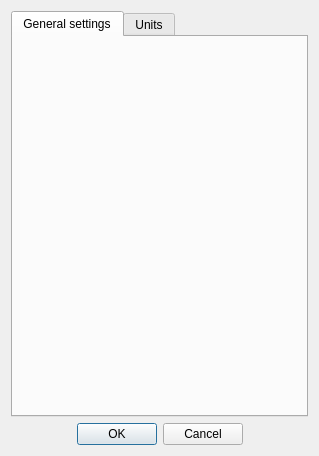
o-murphy/archer_ballistics_constructor, file ui_templates/app_settings.ui: the form before one commit.
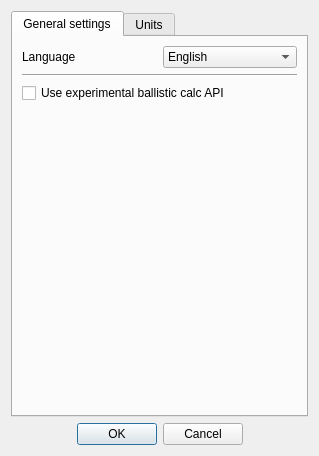
The form after the commit. The open tabs and pages were chosen to show the change. Icons and pictures are not drawn.

What changed in the file:
```diff
--- a/ui_templates/app_settings.ui
+++ b/ui_templates/app_settings.ui
@@ -42,6 +42,85 @@
       <attribute name="title">
        <string>General settings</string>
       </attribute>
+      <layout class="QGridLayout" name="gridLayout_3">
+       <item row="3" column="0" colspan="2">
+        <spacer name="verticalSpacer">
+         <property name="orientation">
+          <enum>Qt::Vertical</enum>
+         </property>
+         <property name="sizeHint" stdset="0">
+          <size>
+           <width>20</width>
+           <height>40</height>
+          </size>
+         </property>
+        </spacer>
+       </item>
+       <item row="0" column="1">
+        <widget class="QComboBox" name="Language">
+         <property name="sizePolicy">
+          <sizepolicy hsizetype="Preferred" vsizetype="Preferred">
+           <horstretch>0</horstretch>
+           <verstretch>0</verstretch>
+          </sizepolicy>
+         </property>
+         <property name="minimumSize">
+          <size>
+           <width>100</width>
+           <height>0</height>
+          </size>
+         </property>
+         <item>
+          <property name="text">
+           <string>English</string>
+          </property>
+          <property name="icon">
+           <iconset resource="../.rsrc/res.qrc">
+            <normaloff>:/flags/res/flags/united-kingdom.png</normaloff>:/flags/res/flags/united-kingdom.png</iconset>
+          </property>
+         </item>
+         <item>
+          <property name="text">
+           <string>Українська</string>
+          </property>
+          <property name="icon">
+           <iconset resource="../.rsrc/res.qrc">
+            <normaloff>:/flags/res/flags/ukraine.png</normaloff>:/flags/res/flags/ukraine.png</iconset>
+          </property>
+         </item>
+         <item>
+          <property name="text">
+           <string>Русский</string>
+          </property>
+          <property name="icon">
+           <iconset resource="../.rsrc/res.qrc">
+            <normaloff>:/flags/res/flags/russia.png</normaloff>:/flags/res/flags/russia.png</iconset>
+          </property>
+         </item>
+        </widget>
+       </item>
+       <item row="0" column="0">
+        <widget class="QLabel" name="label_14">
+         <property name="text">
+          <string>Language</string>
+         </property>
+        </widget>
+       </item>
+       <item row="1" column="0" colspan="2">
+        <widget class="Line" name="line">
+         <property name="orientation">
+          <enum>Qt::Horizontal</enum>
+         </property>
+        </widget>
+       </item>
+       <item row="2" column="0" colspan="2">
+        <widget class="QCheckBox" name="xdfed">
+         <property name="text">
+          <string>Use experimental ballistic calc API</string>
+         </property>
+        </widget>
+       </item>
+      </layout>
      </widget>
      <widget class="QWidget" name="Units">
       <attribute name="title">
```
Left out of the diff: 10 changed lines with no effect on the pictures.
